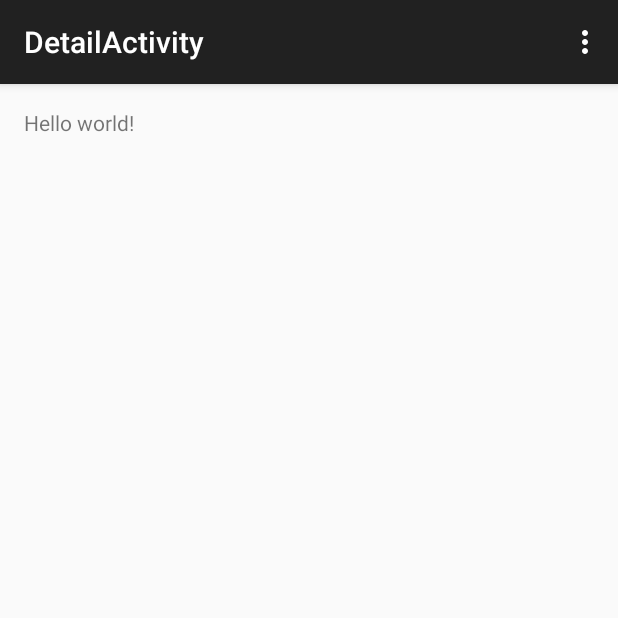
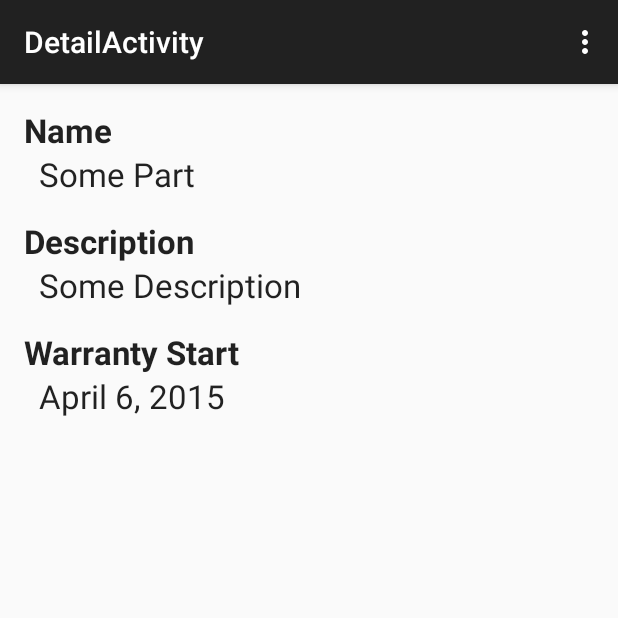
Before and after one commit to Wojonatior/PCPartPlanner, an Android app: the DetailActivity screen opened directly, with no data from a screen before it, on a phone screen of 412 x 824 dp, the top half of it. Run offline under Robolectric (Android 15) with nearby library versions, the phone set to English and light mode, and no system bars.

Commit message:
Created XML Layout

```diff
--- a/app/src/main/res/layout/activity_detail.xml
+++ b/app/src/main/res/layout/activity_detail.xml
@@ -1,12 +1,62 @@
-<RelativeLayout xmlns:android="http://schemas.android.com/apk/res/android"
+<LinearLayout xmlns:android="http://schemas.android.com/apk/res/android"
     xmlns:tools="http://schemas.android.com/tools" android:layout_width="match_parent"
     android:layout_height="match_parent" android:paddingLeft="@dimen/activity_horizontal_margin"
     android:paddingRight="@dimen/activity_horizontal_margin"
     android:paddingTop="@dimen/activity_vertical_margin"
     android:paddingBottom="@dimen/activity_vertical_margin"
-    tools:context="cse202.jarekwojo.pcpartplanner.DetailActivity">
+    tools:context="cse202.jarekwojo.pcpartplanner.AddPartActivity"
+    android:orientation="vertical">
 
-    <TextView android:text="@string/hello_world" android:layout_width="wrap_content"
-        android:layout_height="wrap_content" />
+    <TextView
+        android:id="@+id/partDetail_PartNameLabel"
+        android:layout_width="match_parent"
+        android:layout_height="wrap_content"
+        android:textAppearance="?android:textAppearanceLarge"
+        android:textStyle="bold"
+        android:text="Name"/>
 
-</RelativeLayout>
+    <TextView
+        android:id="@+id/partDetail_PartName"
+        android:layout_width="match_parent"
+        android:layout_height="wrap_content"
+        android:textAppearance="?android:textAppearanceLarge"
+        android:layout_marginLeft="10dp"
+        android:layout_marginStart="10dp"
+        android:text="Some Part"/>
+
+    <TextView
+        android:id="@+id/partDetail_PartDescriptionLabel"
+        android:layout_width="match_parent"
+        android:layout_height="wrap_content"
+        android:layout_marginTop="15dp"
+        android:textAppearance="?android:textAppearanceLarge"
+        android:textStyle="bold"
+        android:text="Description"/>
+
+    <TextView
+        android:id="@+id/partDetail_PartDescription"
+        android:layout_width="match_parent"
+        android:layout_height="wrap_content"
+        android:textAppearance="?android:textAppearanceLarge"
+        android:layout_marginLeft="10dp"
+        android:layout_marginStart="10dp"
+        android:text="Some Description"/>
+
+    <TextView
+        android:id="@+id/partDetail_WarrantyStartLabel"
+        android:layout_width="match_parent"
+        android:layout_height="wrap_content"
+        android:layout_marginTop="15dp"
+        android:textAppearance="?android:textAppearanceLarge"
+        android:textStyle="bold"
+        android:text="Warranty Start"/>
+
+    <TextView
+        android:id="@+id/partDetail_WarrantyStart"
+        android:layout_width="match_parent"
+        android:layout_height="wrap_content"
+        android:layout_marginLeft="10dp"
+        android:layout_marginStart="10dp"
+        android:textAppearance="?android:textAppearanceLarge"
+        android:text="April 6, 2015"/>
+</LinearLayout>
```
